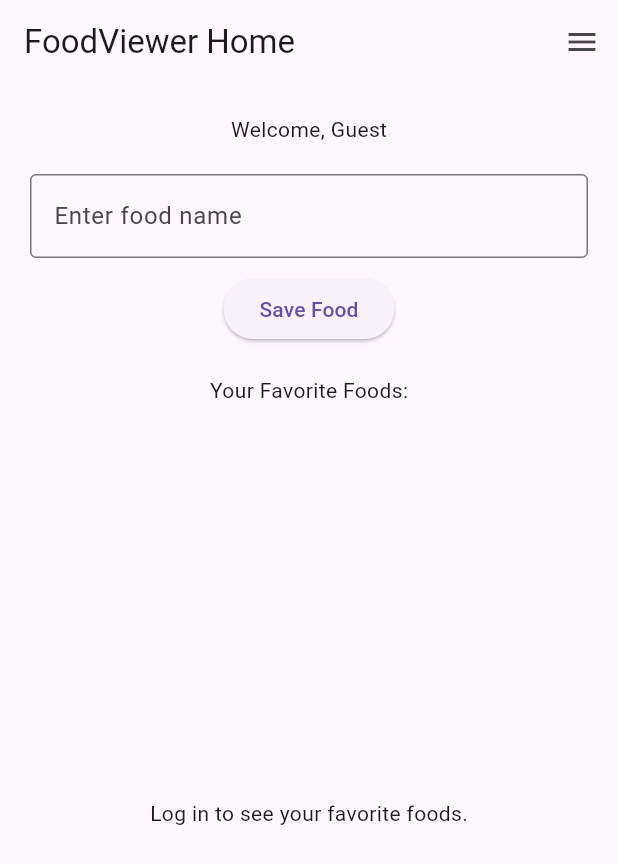
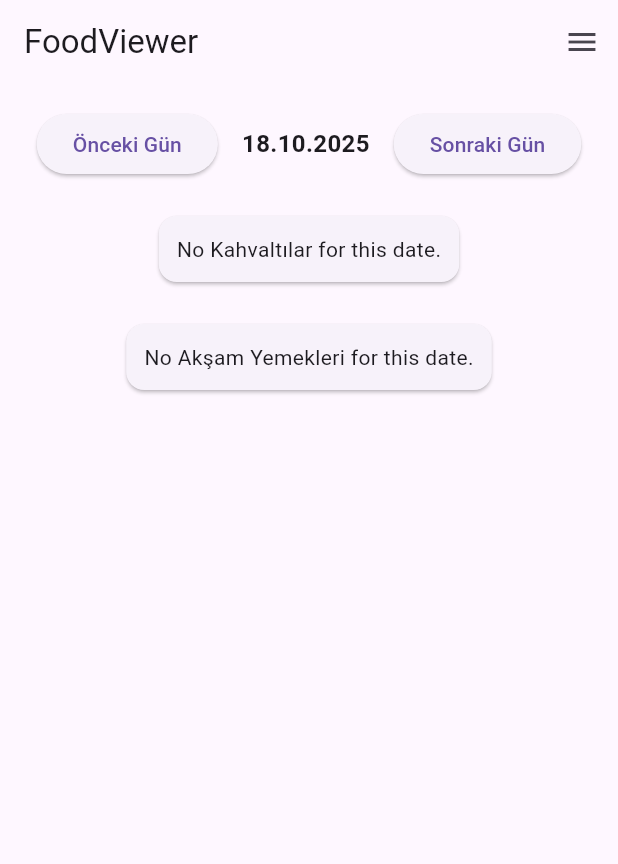
Before and after one commit to Enes0668/foodviewer, a Flutter app: the screen it shows after launch, on a phone screen of 412 x 824 dp. Shown: the top 864 px of the screen. Run offline on Flutter 3.47's test engine with Material 3 defaults, Android fonts, the phone set to English and light mode, and no system bars; our stand-ins replace firebase_auth, firebase_core, firebase_database; accounts and stored records are empty.

Commit message:
home_page modified and async property added

```diff
--- a/lib/pages/home_page.dart
+++ b/lib/pages/home_page.dart
@@ -1,6 +1,7 @@
 import 'package:flutter/material.dart';
-import 'package:cloud_firestore/cloud_firestore.dart';
 import 'package:firebase_auth/firebase_auth.dart';
+import 'package:firebase_database/firebase_database.dart';
+import 'package:intl/intl.dart';
 
 class HomePage extends StatefulWidget {
   const HomePage({super.key});
@@ -10,33 +11,106 @@ class HomePage extends StatefulWidget {
 }
 
 class _HomePageState extends State<HomePage> {
-  final _foodController = TextEditingController();
-  final _firestore = FirebaseFirestore.instance;
   final _auth = FirebaseAuth.instance;
+  final _database = FirebaseDatabase.instance.ref();
 
-  Future<void> _saveFood() async {
+  DateTime selectedDate = DateTime.now();
+
+  // Data holders
+  List<Map<String, dynamic>> kahvaltilar = [];
+  List<Map<String, dynamic>> aksamYemekleri = [];
+
+  @override
+  void initState() {
+    super.initState();
+    _fetchMeals();
+  }
+
+  Future<void> _fetchMeals() async {
     final user = _auth.currentUser;
-    final foodName = _foodController.text.trim();
+    if (user == null) return;
 
-    if (foodName.isEmpty) return;
+    final String dateKey = DateFormat('yyyy-MM-dd').format(selectedDate);
 
-    if (user != null) {
-      await _firestore
-          .collection('users')
-          .doc(user.uid)
-          .collection('foods')
-          .add({'name': foodName, 'timestamp': FieldValue.serverTimestamp()});
+    // Fetch breakfast
+    DatabaseEvent kahvaltiEvent = await _database
+        .child('users/${user.uid}/kahvaltilar')
+        .orderByChild('kahvalti_tarihi')
+        .equalTo(dateKey)
+        .once();
 
-      _foodController.clear();
+    final kahvaltiData = <Map<String, dynamic>>[];
+    if (kahvaltiEvent.snapshot.exists) {
+      final values = (kahvaltiEvent.snapshot.value as Map).values;
+      for (var val in values) {
+        kahvaltiData.add(Map<String, dynamic>.from(val));
+      }
+    }
 
-      ScaffoldMessenger.of(context).showSnackBar(
-        const SnackBar(content: Text("Food added successfully!")),
-      );
-    } else {
-      ScaffoldMessenger.of(context).showSnackBar(
-        const SnackBar(content: Text("Please log in to save food.")),
+    // Fetch dinner
+    DatabaseEvent aksamEvent = await _database
+        .child('users/${user.uid}/aksam_yemekleri')
+        .orderByChild('aksam_tarihi')
+        .equalTo(dateKey)
+        .once();
+
+    final aksamData = <Map<String, dynamic>>[];
+    if (aksamEvent.snapshot.exists) {
+      final values = (aksamEvent.snapshot.value as Map).values;
+      for (var val in values) {
+        aksamData.add(Map<String, dynamic>.from(val));
+      }
+    }
+
+    setState(() {
+      kahvaltilar = kahvaltiData;
+      aksamYemekleri = aksamData;
+    });
+  }
+
+  Future<void> _previousDate() async {
+    setState(() {
+      selectedDate = selectedDate.subtract(const Duration(days: 1));
+    });
+    await _fetchMeals(); // await Firebase fetch
+  }
+
+  Future<void> _nextDate() async {
+    setState(() {
+      selectedDate = selectedDate.add(const Duration(days: 1));
+    });
+    await _fetchMeals(); // await Firebase fetch
+  }
+
+  Widget _buildMealCard(String title, List<Map<String, dynamic>> meals, List<String> fields) {
+    if (meals.isEmpty) {
+      return Card(
+        child: Padding(
+          padding: const EdgeInsets.all(12),
+          child: Text("No $title for this date."),
+        ),
       );
     }
+
+    return Column(
+      children: meals.map((meal) {
+        return Card(
+          margin: const EdgeInsets.symmetric(vertical: 8),
+          shape: RoundedRectangleBorder(borderRadius: BorderRadius.circular(12)),
+          child: Padding(
+            padding: const EdgeInsets.all(12),
+            child: Column(
+              crossAxisAlignment: CrossAxisAlignment.start,
+              children: [
+                Text(title, style: const TextStyle(fontSize: 18, fontWeight: FontWeight.bold)),
+                const SizedBox(height: 8),
+                ...fields.map((f) => Text("$f: ${meal[f] ?? '-'}")).toList(),
+              ],
+            ),
+          ),
+        );
+      }).toList(),
+    );
   }
 
   @override
@@ -45,9 +119,8 @@ class _HomePageState extends State<HomePage> {
 
     return Scaffold(
       appBar: AppBar(
-        title: const Text('FoodViewer Home'),
+        title: const Text("FoodViewer"),
         actions: [
-          // Button to open the drawer
           Builder(
             builder: (context) => IconButton(
               icon: const Icon(Icons.menu),
@@ -56,7 +129,6 @@ class _HomePageState extends State<HomePage> {
           ),
         ],
       ),
-      // Drawer opens from right side
       endDrawer: Drawer(
         child: ListView(
           padding: EdgeInsets.zero,
@@ -72,85 +144,48 @@ class _HomePageState extends State<HomePage> {
               leading: const Icon(Icons.login),
               title: const Text('Yetkili Girişi'),
               onTap: () {
-                Navigator.pop(context); // close drawer
+                Navigator.pop(context);
                 Navigator.pushNamed(context, '/login');
-              },
-            ),
-            ListTile(
-              leading: const Icon(Icons.info),
-              title: const Text('About'),
-              onTap: () {
-                Navigator.pop(context);
-                // Navigate to about page if exists
               },
             ),
           ],
         ),
       ),
       body: Padding(
-        padding: const EdgeInsets.all(20),
+        padding: const EdgeInsets.all(16),
         child: Column(
           children: [
-            Text('Welcome, ${user?.email ?? 'Guest'}'),
-            const SizedBox(height: 20),
-            TextField(
-              controller: _foodController,
-              decoration: const InputDecoration(
-                labelText: 'Enter food name',
-                border: OutlineInputBorder(),
-              ),
-            ),
-            const SizedBox(height: 10),
-            ElevatedButton(
-              onPressed: _saveFood,
-              child: const Text('Save Food'),
+            // Date selector
+            Row(
+              mainAxisAlignment: MainAxisAlignment.center,
+              children: [
+                ElevatedButton(onPressed: _previousDate, child: const Text("Önceki Gün")),
+                const SizedBox(width: 16),
+                Text(DateFormat('dd.MM.yyyy').format(selectedDate),
+                    style: const TextStyle(fontSize: 16, fontWeight: FontWeight.bold)),
+                const SizedBox(width: 16),
+                ElevatedButton(onPressed: _nextDate, child: const Text("Sonraki Gün")),
+              ],
             ),
             const SizedBox(height: 20),
-            const Text('Your Favorite Foods:'),
-            const SizedBox(height: 10),
             Expanded(
-              child: user != null
-                  ? StreamBuilder<QuerySnapshot>(
-                      stream: _firestore
-                          .collection('users')
-                          .doc(user.uid)
-                          .collection('foods')
-                          .orderBy('timestamp', descending: true)
-                          .snapshots(),
-                      builder: (context, snapshot) {
-                        if (!snapshot.hasData) {
-                          return const Center(
-                              child: CircularProgressIndicator());
-                        }
-
-                        final foods = snapshot.data!.docs;
-
-                        if (foods.isEmpty) {
-                          return const Center(
-                            child: Text('No foods added yet.'),
-                          );
-                        }
-
-                        return ListView.builder(
-                          itemCount: foods.length,
-                          itemBuilder: (context, index) {
-                            final food = foods[index]['name'];
-                            return ListTile(
-                              title: Text(food),
-                              trailing: IconButton(
-                                icon: const Icon(Icons.delete),
-                                onPressed: () async {
-                                  await foods[index].reference.delete();
-                                },
-                              ),
-                            );
-                          },
-                        );
-                      },
-                    )
-                  : const Center(
-                      child: Text('Log in to see your favorite foods.'),
+              child: SingleChildScrollView(
+                child: Column(
+                  children: [
+                    _buildMealCard(
+                      "Kahvaltılar",
+                      kahvaltilar,
+                      ["ana_kahvalti", "diger1", "diger2", "diger3"],
                     ),
+                    const SizedBox(height: 20),
+                    _buildMealCard(
+                      "Akşam Yemekleri",
+                      aksamYemekleri,
+                      ["yemek1", "yemek2", "pilav_makarna", "meze", "tatli"],
+                    ),
+                  ],
+                ),
+              ),
             ),
           ],
         ),
```
